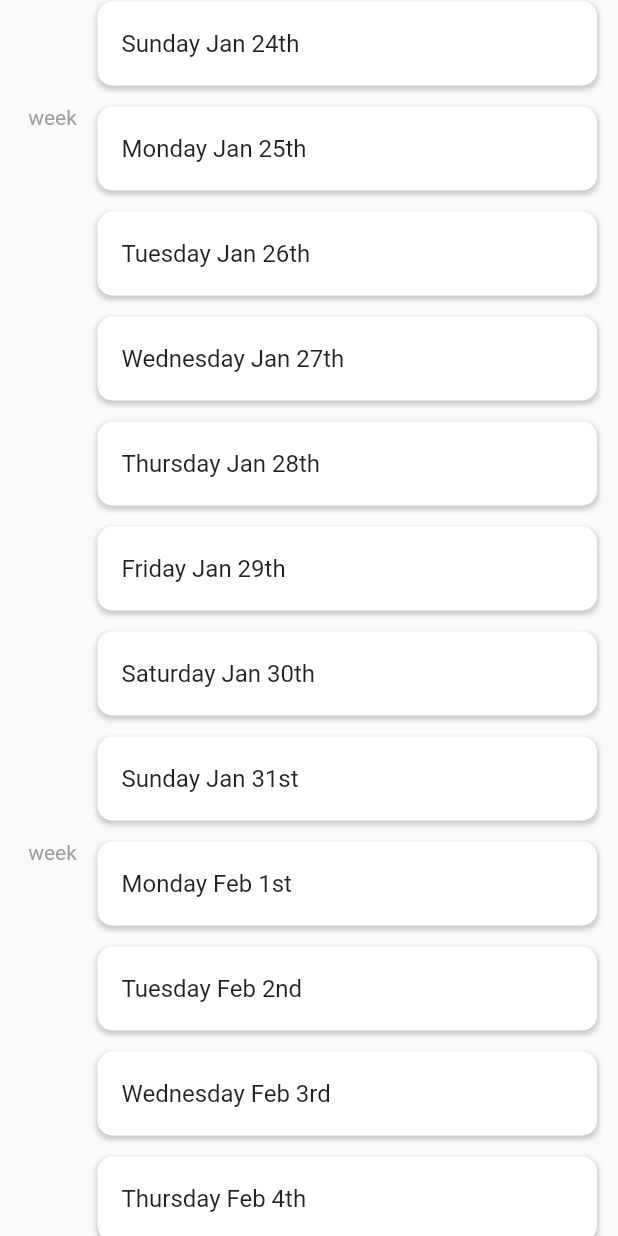
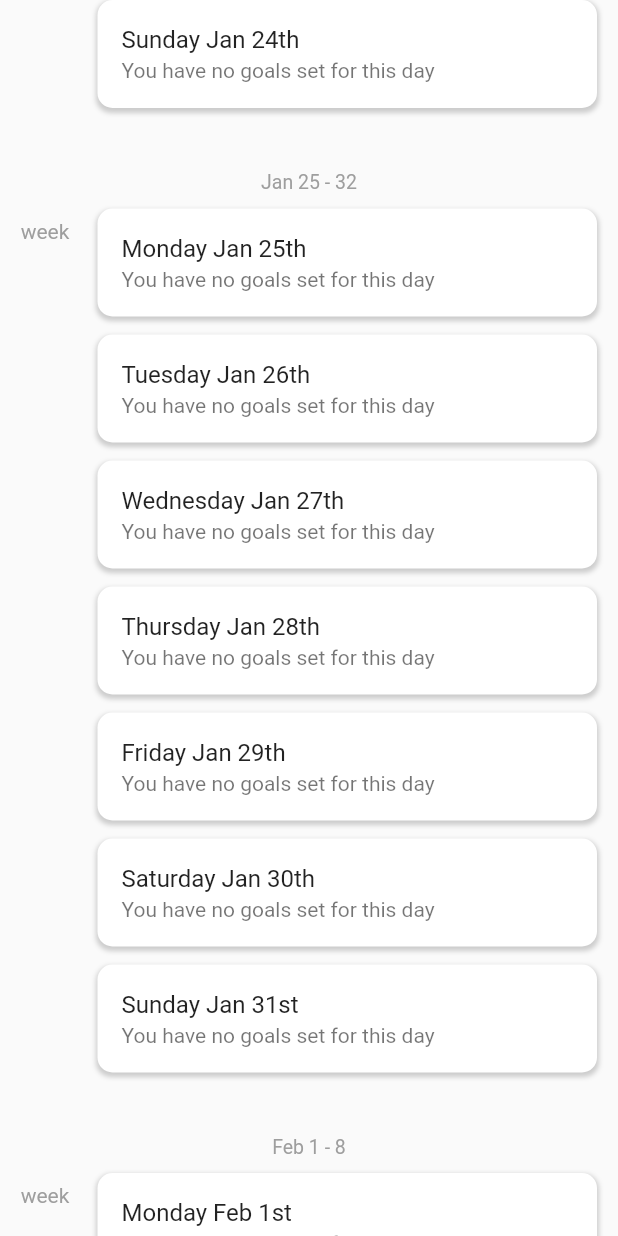
Before and after one commit to Sempakonka/dailygoalsapp, a Flutter app: the screen it shows after launch, on a phone screen of 412 x 824 dp. Run offline on Flutter 3.47's test engine with Material 2 defaults, Android fonts, the phone set to English and light mode, and no system bars; drawn by our look-alikes of scrollable_positioned_list; our stand-ins replace jiffy; missing offline and left inert: dart:ffi.

Commit message:
almost complete home menu

```diff
--- a/lib/DayCofigurator.dart
+++ b/lib/DayCofigurator.dart
@@ -4,6 +4,8 @@ import 'package:dailygoals_app/Utils.dart';
 import 'package:dailygoals_app/globals.dart' as globals;
 import 'package:flutter/cupertino.dart';
 import 'package:flutter/material.dart';
+import 'package:jiffy/jiffy.dart';
+
 
 class DayConfiguratorPage extends StatefulWidget {
   static const routeName = '/dayConfigurator';
@@ -16,9 +18,9 @@ class _DayConfiguratorPageState extends State<DayConfiguratorPage> {
   TextEditingController dayDescriptionController = TextEditingController();
 
 
-
   createGoalConfigDialog(BuildContext context, GoalObject goal, int index,
       bool enableEmptyCheckText, bool isNew, _selectedDay) {
+    String goalNumber = isNew? (globals.activatedDays[_selectedDay].goals.length + 1).toString() : (globals.activatedDays[_selectedDay].goals.indexOf(goal) + 1).toString();
     return showDialog(
         context: context,
         builder: (context) {
@@ -26,7 +28,7 @@ class _DayConfiguratorPageState extends State<DayConfiguratorPage> {
             shape: RoundedRectangleBorder(
                 borderRadius: BorderRadius.all(Radius.circular(10.0))),
             title: Text(
-              "goal number 'number'",
+              "goal number $goalNumber",
               style: Theme.of(context).textTheme.headline5,
             ),
             content: Container(
@@ -67,7 +69,7 @@ class _DayConfiguratorPageState extends State<DayConfiguratorPage> {
                           borderRadius: BorderRadius.circular(22.0),
                         ),
                         child: Text(
-                          "Use Description",
+                          "Also use Description",
                           style: TextStyle(
                               fontSize: 12,
                               color: Theme.of(context).backgroundColor,
@@ -176,6 +178,8 @@ class _DayConfiguratorPageState extends State<DayConfiguratorPage> {
   @override
   Widget build(BuildContext context) {
     final DateTime _selectedDay = ModalRoute.of(context).settings.arguments;
+    final String _selectedDayReadable = Jiffy(_selectedDay).format("EEEE MMM do");
+
     return Scaffold(
       appBar: AppBar(
         elevation: 0,
@@ -194,7 +198,7 @@ class _DayConfiguratorPageState extends State<DayConfiguratorPage> {
             Container(
               padding: EdgeInsets.fromLTRB(15, 5.0, 0, 15),
               child: Text(
-                "Your goals for today",
+              _selectedDay == getCurrentDay() ?  "Your goals for today" : "Your goals for $_selectedDayReadable",
                 style: TextStyle(
                     color: Theme.of(context).primaryColor,
                     fontSize: Theme.of(context).textTheme.headline4.fontSize,
@@ -230,6 +234,7 @@ class _DayConfiguratorPageState extends State<DayConfiguratorPage> {
         },
       ),
     );
+
   }
 
   Widget buildGoalsList(BuildContext context, int index, DateTime _selectedDay) {
--- a/lib/globals.dart
+++ b/lib/globals.dart
@@ -1,3 +1,6 @@
 import 'package:dailygoals_app/DataTypes/Day.dart';
+import 'package:flutter/cupertino.dart';
 
 Map<DateTime, DayObject> activatedDays = new Map();
+
+Color accentColor = new Color.fromARGB(255, 22, 223, 126);
--- a/lib/main.dart
+++ b/lib/main.dart
@@ -7,6 +7,7 @@ import 'package:dailygoals_app/globals.dart' as globals;
 import 'package:flutter/cupertino.dart';
 import 'package:flutter/material.dart';
 import 'package:jiffy/jiffy.dart';
+import 'package:scrollable_positioned_list/scrollable_positioned_list.dart';
 
 void main() => runApp(
       MaterialApp(
@@ -31,10 +32,18 @@ class _HomePageState extends State<HomePage> {
   DateTime previousMonth = new DateTime(
       getCurrentDay().year, getCurrentDay().month - 1, getCurrentDay().day);
 
+  final ItemScrollController _scrollController = ItemScrollController();
+  int _currentDayIndex;
+
   @override
   Widget build(BuildContext context) {
+    WidgetsBinding.instance.addPostFrameCallback((_) {
+      if (_currentDayIndex != null)
+        _scrollController.jumpTo(index: _currentDayIndex - 3);
+    });
     return Scaffold(
-      body: ListView.builder(
+      body: ScrollablePositionedList.builder(
+          itemScrollController: _scrollController,
           itemCount: 60,
           itemBuilder: (BuildContext context, index) =>
               buildGoalsList(context, previousMonth, index)),
@@ -44,53 +53,120 @@ class _HomePageState extends State<HomePage> {
   Widget buildGoalsList(BuildContext context, DateTime dateTime, index) {
     DateTime onClickDate =
         new DateTime(dateTime.year, dateTime.month, (dateTime.day + index));
+    if (onClickDate == getCurrentDay()) {
+      _currentDayIndex = index;
+    }
+    String curr = getCurrentDay().toString();
+    print("$curr and $onClickDate");
 
+
+    /// The Whole Card
     return new SizedBox(
-      child: Row(
+      child: Column(
         children: [
+
+
+          /// The Line At the current day card
+          onClickDate == getCurrentDay()
+              ? Padding(
+                  padding: EdgeInsets.fromLTRB(0, 23, 0, 12),
+                  child: Container(
+                    decoration: BoxDecoration(
+                        borderRadius: BorderRadius.circular(40),
+                        color: Colors.grey),
+                    height: 1.0,
+                    width: 400,
+                  ),
+                )
+              : Container(),
+
+
+          /// The info text above the card at the beginning of every week
+          onClickDate.weekday == 1
+              ? Padding(
+                  padding: EdgeInsets.fromLTRB(0, 30, 0, 10),
+                  child: Text(() {
+                    String infoText = Jiffy(onClickDate).format('MMM d');
+                    String infoTextPt2 = (onClickDate.day + 7).toString();
+                    return "$infoText - $infoTextPt2";
+                  }(), style: TextStyle(color: Colors.grey, fontSize: 13)),
+                )
+              : Container(),
+
+
+          /// The row containing the left section of the card and the card itself.
+          Row(
+            children: [
+
+
+              /// The left section
               SizedBox(
                 width: 60,
                 height: 70,
                 child: () {
-              if (onClickDate.weekday == 1) {
+                  if (onClickDate.weekday == 1 ||
+                      onClickDate == getCurrentDay()) {
                     return Padding(
-                  padding: EdgeInsets.fromLTRB(10, 0, 0, 0),
+                      padding: EdgeInsets.fromLTRB(0, 0, 0, 0),
                       child: Column(
                         children: [
-                      Text(
+
+
+                          /// The info text that marks which day today is
+                          onClickDate == getCurrentDay()
+                              ? Padding(
+                                  padding: EdgeInsets.fromLTRB(10, 0, 0, 0),
+                                  child: Text(
+                                    "Today",
+                                    style: TextStyle(
+                                        color: globals.accentColor,
+                                        fontWeight: FontWeight.bold,
+                                        fontSize: 16),
+                                  ),
+                                )
+                              : Container(),
+
+
+                          /// The info text at the left section where every week begins
+                          onClickDate.weekday == 1
+                              ? Text(
                                   "week",
                                   textAlign: TextAlign.start,
                                   style: TextStyle(color: Colors.grey),
-                      ),
-                      Container(
+                                )
+                              : Container(),
+
+
+                          /// the circle around the week number if the week is equal to this week
+                          onClickDate.weekday == 1
+                              ? Container(
                                   width: 30,
                                   height: 30,
                                   decoration: BoxDecoration(
                                     shape: BoxShape.circle,
                                     color: Jiffy(onClickDate).week ==
                                             Jiffy(getCurrentDay()).week
-                              ? Colors.greenAccent
+                                        ? globals.accentColor
                                         : Colors.transparent,
                                   ),
+
+                                  /// the week number itself
                                   child: Center(
-                          child: Text(
-                            () {
+                                    child: Text(() {
                                       return Jiffy(onClickDate).week.toString();
                                     }(),
                                         textAlign: TextAlign.center,
-                            style: Jiffy(onClickDate).week ==
+                                        style: TextStyle(
+                                            color: Jiffy(onClickDate).week ==
                                                     Jiffy(getCurrentDay()).week
-                                ? TextStyle(
-                                    color: Colors.white,
+                                                ? Colors.white
+                                                : Theme.of(context)
+                                                    .primaryColor,
                                             fontSize: 20,
-                                    fontWeight: FontWeight.bold)
-                                : TextStyle(
-                                    color: Theme.of(context).primaryColor,
-                                    fontSize: 20,
-                                    fontWeight: FontWeight.bold),
+                                            fontWeight: FontWeight.bold)),
                                   ),
-                        ),
-                      ),
+                                )
+                              : Container(),
                         ],
                       ),
                     );
@@ -99,9 +175,17 @@ class _HomePageState extends State<HomePage> {
                   }
                 }(),
               ),
+
+
+
+              /// the card itself (at the right)
               Expanded(
                 child: Container(
-              margin: EdgeInsets.only(left: 5, top: 0, right: 14, bottom: 12),
+
+
+                  ///decorations
+                  margin:
+                      EdgeInsets.only(left: 5, top: 0, right: 14, bottom: 12),
                   decoration: BoxDecoration(
                       color: Colors.white,
                       borderRadius: BorderRadius.only(
@@ -117,6 +201,9 @@ class _HomePageState extends State<HomePage> {
                           offset: Offset(0, 2),
                         )
                       ]),
+
+
+                    /// the list tile with the onclick and the title and subtitle
                   child: ListTile(
                                onTap: () {
                       if (globals.activatedDays[onClickDate] == null) {
@@ -124,14 +211,36 @@ class _HomePageState extends State<HomePage> {
                         globals.activatedDays.putIfAbsent(onClickDate,
                             () => DayObject("title", "discription", test));
                       }
-                  Navigator.pushNamed(context, DayConfiguratorPage.routeName,
+                      Navigator.pushNamed(
+                          context, DayConfiguratorPage.routeName,
                           arguments: onClickDate);
                     },
-                title: Text(() {
-                  return Jiffy(onClickDate).format("EEEE MMM do");
+
+                    title: Text(
+                      () {
+                        String date = Jiffy(onClickDate).format("EEEE MMM do");
+
+                        return date;
+                      }(),
+                      style: TextStyle(
+                          fontWeight: onClickDate == getCurrentDay()
+                              ? FontWeight.bold
+                              : FontWeight.normal),
+                    ),
+                    subtitle: Text(() {
+                      int amountOfGoals =
+                          globals.activatedDays[onClickDate] == null
+                              ? 0
+                              : globals.activatedDays[onClickDate].goals.length;
+
+                      return amountOfGoals == 0
+                          ? "You have no goals set for this day"
+                          : "You have $amountOfGoals goals set for this day!";
                     }()),
                   ),
                 ),
+              ),
+            ],
           ),
         ],
       ),
--- a/pubspec.yaml
+++ b/pubspec.yaml
@@ -10,6 +10,7 @@ environment:
 
 dependencies:
   jiffy: ^3.0.1
+  scrollable_positioned_list: ^0.1.9
   flutter:
     sdk: flutter
 
```
Also changed, not shown: pubspec.lock. Lines whose indentation alone changed are shown as unchanged.
